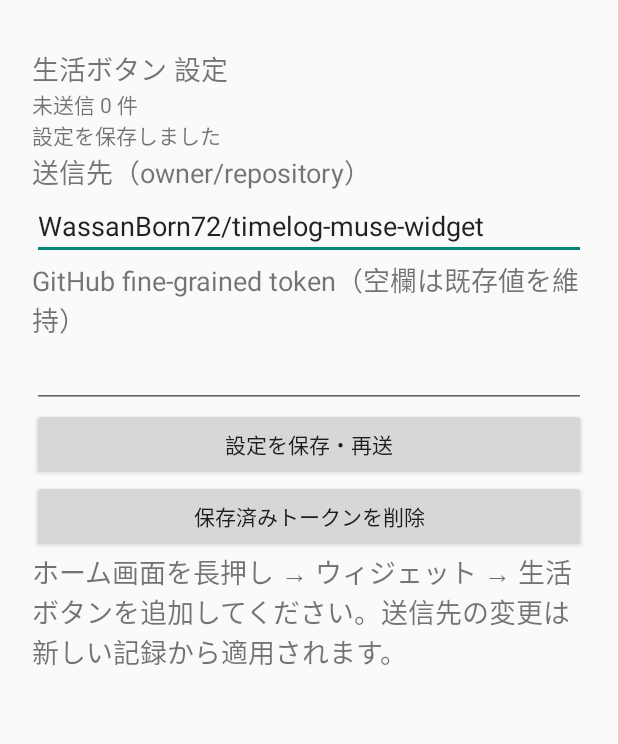
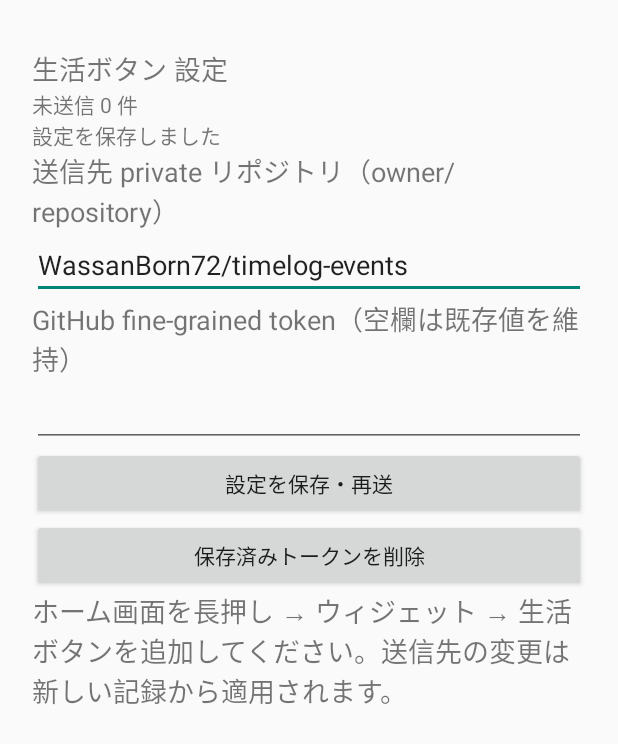
Before and after one commit to WassanBorn72/timelog-muse-widget, an Android app: the screen it shows after launch (MainActivity), after a tap on "設定を保存・再送", on a phone screen of 412 x 824 dp. Shown: the top 744 px of the screen. Run offline under Robolectric (Android 15) with nearby library versions, the phone set to English and light mode, and no system bars; 2 statements that could not run were skipped.

Commit message:
Separate public source repository from private event delivery

```diff
--- /dev/null
+++ b/app/src/main/java/app/timelog/musewidget/Destination.kt
@@ -0,0 +1,9 @@
+package app.timelog.musewidget
+
+internal object Destination {
+    const val DEFAULT = "WassanBorn72/timelog-events"
+    const val CODE = "WassanBorn72/timelog-muse-widget"
+    fun isCode(repository: String) = repository.equals(CODE, ignoreCase = true)
+    fun valid(repository: String) = Regex("[A-Za-z0-9_.-]+/[A-Za-z0-9_.-]+").matches(repository) && !isCode(repository)
+    fun configured(saved: String?) = if (saved == null || isCode(saved)) DEFAULT else saved
+}
--- a/app/src/main/java/app/timelog/musewidget/IssueClient.kt
+++ b/app/src/main/java/app/timelog/musewidget/IssueClient.kt
@@ -6,6 +6,7 @@ import java.net.URL
 
 internal class IssueClient(private val endpoint: (Event) -> URL = { URL("https://api.github.com/repos/${it.repository}/issues") }) {
     fun send(event: Event, token: String): Int {
+        require(Destination.valid(event.repository)) { "Code repository cannot receive events" }
         val connection = endpoint(event).openConnection() as HttpURLConnection
         try {
             connection.requestMethod = "POST"
--- a/app/src/main/java/app/timelog/musewidget/MainActivity.kt
+++ b/app/src/main/java/app/timelog/musewidget/MainActivity.kt
@@ -25,7 +25,7 @@ class MainActivity : Activity() {
         fun text(value: String) { layout.addView(TextView(this).apply { text = value; textSize = 18f }) }
         text("生活ボタン 設定")
         summary = TextView(this); layout.addView(summary)
-        text("送信先（owner/repository）")
+        text("送信先 private リポジトリ（owner/repository）")
         val repository = EditText(this).apply { setSingleLine(); setText(settings.repository); inputType = InputType.TYPE_CLASS_TEXT or InputType.TYPE_TEXT_VARIATION_URI }
         layout.addView(repository)
         text("GitHub fine-grained token（空欄は既存値を維持）")
@@ -40,7 +40,7 @@ class MainActivity : Activity() {
             setOnClickListener {
                 val repo = repository.text.toString().trim()
                 val newToken = token.text.toString().trim()
-                if (!Settings.validRepository(repo)) { repository.error = "owner/repository の形式で入力してください"; return@setOnClickListener }
+                if (!Settings.validRepository(repo)) { repository.error = "private の owner/repository を入力してください。コード用リポジトリは指定できません"; return@setOnClickListener }
                 if (newToken.any { it.isWhitespace() || it.code < 32 }) { token.error = "トークンの形式を確認してください"; return@setOnClickListener }
                 try {
                     if (newToken.isNotEmpty()) settings.saveToken(newToken)
--- a/app/src/main/java/app/timelog/musewidget/Settings.kt
+++ b/app/src/main/java/app/timelog/musewidget/Settings.kt
@@ -13,8 +13,8 @@ import javax.crypto.spec.GCMParameterSpec
 class Settings(context: Context) {
     private val prefs = context.getSharedPreferences("settings", Context.MODE_PRIVATE)
     var repository: String
-        get() = prefs.getString("repository", "WassanBorn72/timelog-muse-widget")!!
-        set(value) { check(prefs.edit().putString("repository", value).commit()) }
+        get() = Destination.configured(prefs.getString("repository", null))
+        set(value) { require(validRepository(value)); check(prefs.edit().putString("repository", value).commit()) }
     var status: String
         get() = prefs.getString("status", "")!!
         set(value) { prefs.edit().putString("status", value).apply() }
@@ -40,6 +40,6 @@ class Settings(context: Context) {
         check(prefs.edit().putString("token", Base64.encodeToString(cipher.iv, Base64.NO_WRAP) + ":" + Base64.encodeToString(encrypted, Base64.NO_WRAP)).commit())
     }
     companion object {
-        fun validRepository(value: String) = Regex("[A-Za-z0-9_.-]+/[A-Za-z0-9_.-]+").matches(value)
+        fun validRepository(value: String) = Destination.valid(value)
     }
 }
--- a/app/src/main/java/app/timelog/musewidget/Store.kt
+++ b/app/src/main/java/app/timelog/musewidget/Store.kt
@@ -35,6 +35,12 @@ class Store(context: Context) : SQLiteOpenHelper(context, "events.db", null, 1)
     fun first(): Event? = readableDatabase.rawQuery("SELECT id,type,timestamp,device,repository FROM events ORDER BY sequence LIMIT 1", null).use {
         if (it.moveToFirst()) Event(it.getString(0), it.getString(1), it.getString(2), it.getString(3), it.getString(4)) else null
     }
+    // Only the formerly unsafe code destination is migrated; other destinations stay pinned.
+    fun retargetCodeQueue(destination: String) {
+        require(Destination.valid(destination))
+        writableDatabase.update("events", ContentValues().apply { put("repository", destination) },
+            "repository = ? COLLATE NOCASE", arrayOf(Destination.CODE))
+    }
     fun count(): Int = readableDatabase.rawQuery("SELECT COUNT(*) FROM events", null).use { it.moveToFirst(); it.getInt(0) }
     fun remove(id: String) { writableDatabase.delete("events", "id=?", arrayOf(id)) }
 }
--- a/app/src/main/java/app/timelog/musewidget/SyncWorker.kt
+++ b/app/src/main/java/app/timelog/musewidget/SyncWorker.kt
@@ -18,6 +18,7 @@ class SyncWorker(context: Context, params: WorkerParameters) : Worker(context, p
             return Result.success()
         }
         Store(applicationContext).use { store ->
+            store.retargetCodeQueue(settings.repository)
             val drained = QueueDrain(
                 first = { store.first() },
                 remove = { event: Event ->
```
Also changed, not shown: 4 other files.
